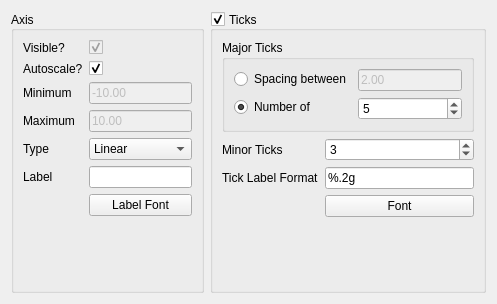
Above: ui/Ui_ScatterPlotAxis.ui from bbreslauer/PySciPlot before the change. Below: the same form after it.
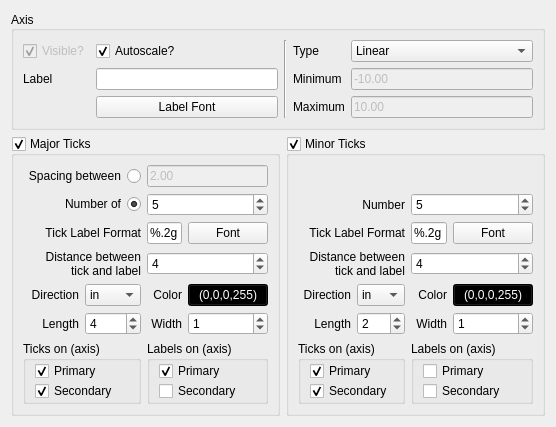
That is the form after the change. Custom widgets are drawn as their Qt base class.

Commit message: Recreated axis widget, so that it now includes many more tick options. Have not yet incorporated those tick options into the actual plotting, however. Removed some diagnostic prints. Fixed Wave.setData(); it was not setting data because it was getting a copy of the data instead of the actual object.

Patch:
```diff
--- a/ui/Ui_ScatterPlotAxis.ui
+++ b/ui/Ui_ScatterPlotAxis.ui
@@ -6,22 +6,16 @@
    <rect>
     <x>0</x>
     <y>0</y>
-    <width>497</width>
-    <height>304</height>
+    <width>556</width>
+    <height>422</height>
    </rect>
   </property>
   <property name="windowTitle">
    <string>Form</string>
   </property>
-  <layout class="QHBoxLayout" name="horizontalLayout">
-   <item>
+  <layout class="QGridLayout" name="gridLayout_4">
+   <item row="0" column="0" colspan="2">
     <widget class="QGroupBox" name="groupBox">
-     <property name="sizePolicy">
-      <sizepolicy hsizetype="Expanding" vsizetype="Preferred">
-       <horstretch>0</horstretch>
-       <verstretch>0</verstretch>
-      </sizepolicy>
-     </property>
      <property name="minimumSize">
       <size>
        <width>185</width>
@@ -34,89 +28,21 @@
      <property name="alignment">
       <set>Qt::AlignLeading|Qt::AlignLeft|Qt::AlignVCenter</set>
      </property>
-     <layout class="QFormLayout" name="formLayout">
-      <property name="fieldGrowthPolicy">
-       <enum>QFormLayout::AllNonFixedFieldsGrow</enum>
-      </property>
+     <layout class="QGridLayout" name="gridLayout">
       <item row="0" column="0">
-       <widget class="QLabel" name="label_19">
-        <property name="text">
-         <string>Visible?</string>
-        </property>
-       </widget>
-      </item>
-      <item row="0" column="1">
        <widget class="QCheckBox" name="visible">
         <property name="enabled">
          <bool>false</bool>
         </property>
         <property name="text">
-         <string/>
+         <string>Visible?</string>
         </property>
         <property name="checked">
          <bool>true</bool>
         </property>
        </widget>
       </item>
-      <item row="1" column="0">
-       <widget class="QLabel" name="label_29">
-        <property name="text">
-         <string>Autoscale?</string>
-        </property>
-       </widget>
-      </item>
-      <item row="1" column="1">
-       <widget class="QCheckBox" name="autoscale">
-        <property name="text">
-         <string/>
-        </property>
-        <property name="checked">
-         <bool>true</bool>
-        </property>
-       </widget>
-      </item>
-      <item row="2" column="0">
-       <widget class="QLabel" name="label_17">
-        <property name="text">
-         <string>Minimum</string>
-        </property>
-       </widget>
-      </item>
-      <item row="2" column="1">
-       <widget class="QLineEdit" name="minimum">
-        <property name="enabled">
-         <bool>false</bool>
-        </property>
-        <property name="text">
-         <string>-10.00</string>
-        </property>
-       </widget>
-      </item>
-      <item row="3" column="0">
-       <widget class="QLabel" name="label_18">
-        <property name="text">
-         <string>Maximum</string>
-        </property>
-       </widget>
-      </item>
-      <item row="3" column="1">
-       <widget class="QLineEdit" name="maximum">
-        <property name="enabled">
-         <bool>false</bool>
-        </property>
-        <property name="text">
-         <string>10.00</string>
-        </property>
-       </widget>
-      </item>
-      <item row="4" column="0">
-       <widget class="QLabel" name="label_16">
-        <property name="text">
-         <string>Type</string>
-        </property>
-       </widget>
-      </item>
-      <item row="4" column="1">
+      <item row="0" column="5">
        <widget class="QComboBox" name="scaleType">
         <property name="sizePolicy">
          <sizepolicy hsizetype="Minimum" vsizetype="Fixed">
@@ -136,150 +62,153 @@
         </item>
        </widget>
       </item>
-      <item row="5" column="0">
+      <item row="0" column="2" rowspan="3" colspan="2">
+       <widget class="Line" name="line">
+        <property name="orientation">
+         <enum>Qt::Vertical</enum>
+        </property>
+       </widget>
+      </item>
+      <item row="1" column="1">
+       <widget class="QLineEdit" name="label"/>
+      </item>
+      <item row="1" column="0">
        <widget class="QLabel" name="label_14">
         <property name="text">
          <string>Label</string>
         </property>
        </widget>
       </item>
-      <item row="5" column="1">
-       <widget class="QLineEdit" name="label"/>
+      <item row="1" column="5">
+       <widget class="QLineEdit" name="minimum">
+        <property name="enabled">
+         <bool>false</bool>
+        </property>
+        <property name="text">
+         <string>-10.00</string>
+        </property>
+       </widget>
       </item>
-      <item row="6" column="1">
+      <item row="1" column="4">
+       <widget class="QLabel" name="label_17">
+        <property name="text">
+         <string>Minimum</string>
+        </property>
+       </widget>
+      </item>
+      <item row="0" column="4">
+       <widget class="QLabel" name="label_16">
+        <property name="text">
+         <string>Type</string>
+        </property>
+       </widget>
+      </item>
+      <item row="2" column="4">
+       <widget class="QLabel" name="label_18">
+        <property name="text">
+         <string>Maximum</string>
+        </property>
+       </widget>
+      </item>
+      <item row="2" column="5">
+       <widget class="QLineEdit" name="maximum">
+        <property name="enabled">
+         <bool>false</bool>
+        </property>
+        <property name="text">
+         <string>10.00</string>
+        </property>
+       </widget>
+      </item>
+      <item row="2" column="1">
        <widget class="QTextOptionsButton" name="labelFont">
         <property name="text">
          <string>Label Font</string>
         </property>
        </widget>
       </item>
-      <item row="7" column="0">
-       <spacer name="verticalSpacer_4">
-        <property name="orientation">
-         <enum>Qt::Vertical</enum>
+      <item row="0" column="1">
+       <widget class="QCheckBox" name="autoscale">
+        <property name="text">
+         <string>Autoscale?</string>
         </property>
-        <property name="sizeHint" stdset="0">
-         <size>
-          <width>20</width>
-          <height>40</height>
-         </size>
+        <property name="checked">
+         <bool>true</bool>
         </property>
-       </spacer>
+       </widget>
       </item>
      </layout>
     </widget>
    </item>
-   <item>
-    <widget class="QGroupBox" name="ticks">
-     <property name="sizePolicy">
-      <sizepolicy hsizetype="Expanding" vsizetype="Preferred">
-       <horstretch>0</horstretch>
-       <verstretch>0</verstretch>
-      </sizepolicy>
-     </property>
-     <property name="minimumSize">
-      <size>
-       <width>200</width>
-       <height>0</height>
-      </size>
-     </property>
+   <item row="1" column="1">
+    <widget class="QGroupBox" name="minorTicksVisible">
      <property name="title">
-      <string>Ticks</string>
-     </property>
-     <property name="alignment">
-      <set>Qt::AlignLeading|Qt::AlignLeft|Qt::AlignVCenter</set>
+      <string>Minor Ticks</string>
      </property>
      <property name="checkable">
       <bool>true</bool>
      </property>
-     <property name="checked">
-      <bool>true</bool>
-     </property>
-     <layout class="QFormLayout" name="formLayout_2">
-      <property name="fieldGrowthPolicy">
-       <enum>QFormLayout::AllNonFixedFieldsGrow</enum>
-      </property>
-      <item row="0" column="0" colspan="2">
-       <widget class="QGroupBox" name="groupBox_12">
-        <property name="enabled">
+     <layout class="QGridLayout" name="gridLayout_3" columnstretch="1,0,0,0">
+      <item row="5" column="0">
+       <widget class="QLabel" name="label_9">
+        <property name="text">
+         <string>Direction</string>
+        </property>
+        <property name="alignment">
+         <set>Qt::AlignRight|Qt::AlignTrailing|Qt::AlignVCenter</set>
+        </property>
+       </widget>
+      </item>
+      <item row="5" column="1">
+       <widget class="QComboBox" name="minorTicksDirection">
+        <item>
+         <property name="text">
+          <string>in</string>
+         </property>
+        </item>
+        <item>
+         <property name="text">
+          <string>out</string>
+         </property>
+        </item>
+       </widget>
+      </item>
+      <item row="5" column="2">
+       <widget class="QLabel" name="label_11">
+        <property name="text">
+         <string>Color</string>
+        </property>
+        <property name="alignment">
+         <set>Qt::AlignRight|Qt::AlignTrailing|Qt::AlignVCenter</set>
+        </property>
+       </widget>
+      </item>
+      <item row="5" column="3">
+       <widget class="QColorButton" name="minorTicksColor">
+        <property name="styleSheet">
+         <string notr="true">background-color: rgb(0, 0, 0);
+color: rgb(255, 255, 255);</string>
+        </property>
+        <property name="text">
+         <string>(0,0,0,255)</string>
+        </property>
+       </widget>
+      </item>
+      <item row="4" column="0" colspan="2">
+       <widget class="QLabel" name="label_7">
+        <property name="text">
+         <string>Distance between
+tick and label</string>
+        </property>
+        <property name="alignment">
+         <set>Qt::AlignRight|Qt::AlignTrailing|Qt::AlignVCenter</set>
+        </property>
+        <property name="wordWrap">
          <bool>true</bool>
         </property>
-        <property name="title">
-         <string>Major Ticks</string>
-        </property>
-        <property name="flat">
-         <bool>false</bool>
-        </property>
-        <property name="checkable">
-         <bool>false</bool>
-        </property>
-        <property name="checked">
-         <bool>false</bool>
-        </property>
-        <layout class="QFormLayout" name="formLayout_5">
-         <property name="fieldGrowthPolicy">
-          <enum>QFormLayout::AllNonFixedFieldsGrow</enum>
-         </property>
-         <property name="labelAlignment">
-          <set>Qt::AlignLeading|Qt::AlignLeft|Qt::AlignVCenter</set>
-         </property>
-         <item row="0" column="0">
-          <widget class="QRadioButton" name="useTickSpacing">
-           <property name="text">
-            <string>Spacing between</string>
-           </property>
-          </widget>
-         </item>
-         <item row="0" column="1">
-          <widget class="QLineEdit" name="majorTicksSpacing">
-           <property name="enabled">
-            <bool>false</bool>
-           </property>
-           <property name="text">
-            <string>2.00</string>
-           </property>
-          </widget>
-         </item>
-         <item row="1" column="0">
-          <widget class="QRadioButton" name="useTickNumber">
-           <property name="text">
-            <string>Number of</string>
-           </property>
-           <property name="checked">
-            <bool>true</bool>
-           </property>
-          </widget>
-         </item>
-         <item row="1" column="1">
-          <widget class="QSpinBox" name="majorTicksNumber">
-           <property name="sizePolicy">
-            <sizepolicy hsizetype="Expanding" vsizetype="Fixed">
-             <horstretch>0</horstretch>
-             <verstretch>0</verstretch>
-            </sizepolicy>
-           </property>
-           <property name="value">
-            <number>5</number>
-           </property>
-          </widget>
-         </item>
-        </layout>
        </widget>
       </item>
-      <item row="1" column="0">
-       <widget class="QLabel" name="label_15">
-        <property name="sizePolicy">
-         <sizepolicy hsizetype="Minimum" vsizetype="Preferred">
-          <horstretch>0</horstretch>
-          <verstretch>0</verstretch>
-         </sizepolicy>
-        </property>
-        <property name="text">
-         <string>Minor Ticks</string>
-        </property>
-       </widget>
-      </item>
-      <item row="1" column="1">
+      <item row="1" column="2" colspan="2">
        <widget class="QSpinBox" name="minorTicksNumber">
         <property name="sizePolicy">
          <sizepolicy hsizetype="Expanding" vsizetype="Fixed">
@@ -288,43 +217,422 @@
          </sizepolicy>
         </property>
         <property name="value">
-         <number>3</number>
+         <number>5</number>
         </property>
        </widget>
       </item>
-      <item row="2" column="0">
+      <item row="1" column="0" colspan="2">
+       <widget class="QLabel" name="label_12">
+        <property name="text">
+         <string>Number</string>
+        </property>
+        <property name="alignment">
+         <set>Qt::AlignRight|Qt::AlignTrailing|Qt::AlignVCenter</set>
+        </property>
+       </widget>
+      </item>
+      <item row="6" column="0">
+       <widget class="QLabel" name="label_10">
+        <property name="text">
+         <string>Length</string>
+        </property>
+        <property name="alignment">
+         <set>Qt::AlignRight|Qt::AlignTrailing|Qt::AlignVCenter</set>
+        </property>
+       </widget>
+      </item>
+      <item row="6" column="2">
+       <widget class="QLabel" name="label_8">
+        <property name="text">
+         <string>Width</string>
+        </property>
+        <property name="alignment">
+         <set>Qt::AlignRight|Qt::AlignTrailing|Qt::AlignVCenter</set>
+        </property>
+       </widget>
+      </item>
+      <item row="3" column="0" colspan="2">
+       <widget class="QLabel" name="label_42">
+        <property name="text">
+         <string>Tick Label Format</string>
+        </property>
+        <property name="alignment">
+         <set>Qt::AlignRight|Qt::AlignTrailing|Qt::AlignVCenter</set>
+        </property>
+        <property name="wordWrap">
+         <bool>true</bool>
+        </property>
+       </widget>
+      </item>
+      <item row="3" column="2">
+       <widget class="QLineEdit" name="minorTicksLabelFormat">
+        <property name="text">
+         <string>%.2g</string>
+        </property>
+       </widget>
+      </item>
+      <item row="3" column="3">
+       <widget class="QTextOptionsButton" name="minorTicksLabelFont">
+        <property name="text">
+         <string>Font</string>
+        </property>
+       </widget>
+      </item>
+      <item row="0" column="0">
+       <widget class="QLabel" name="label_13">
+        <property name="text">
+         <string/>
+        </property>
+       </widget>
+      </item>
+      <item row="11" column="0" colspan="2">
+       <widget class="QGroupBox" name="groupBox_5">
+        <property name="title">
+         <string>Ticks on (axis)</string>
+        </property>
+        <layout class="QVBoxLayout" name="verticalLayout_4">
+         <property name="spacing">
+          <number>0</number>
+         </property>
+         <property name="topMargin">
+          <number>0</number>
+         </property>
+         <property name="bottomMargin">
+          <number>0</number>
+         </property>
+         <item>
+          <widget class="QCheckBox" name="minorTicksDisplayPrimary">
+           <property name="text">
+            <string>Primary</string>
+           </property>
+           <property name="checked">
+            <bool>true</bool>
+           </property>
+          </widget>
+         </item>
+         <item>
+          <widget class="QCheckBox" name="minorTicksDisplaySecondary">
+           <property name="text">
+            <string>Secondary</string>
+           </property>
+           <property name="checked">
+            <bool>true</bool>
+           </property>
+          </widget>
+         </item>
+        </layout>
+       </widget>
+      </item>
+      <item row="11" column="2" colspan="2">
+       <widget class="QGroupBox" name="groupBox_6">
+        <property name="title">
+         <string>Labels on (axis)</string>
+        </property>
+        <layout class="QVBoxLayout" name="verticalLayout_3">
+         <property name="spacing">
+          <number>0</number>
+         </property>
+         <property name="topMargin">
+          <number>0</number>
+         </property>
+         <property name="bottomMargin">
+          <number>0</number>
+         </property>
+         <item>
+          <widget class="QCheckBox" name="minorTicksLabelDisplayPrimary">
+           <property name="text">
+            <string>Primary</string>
+           </property>
+          </widget>
+         </item>
+         <item>
+          <widget class="QCheckBox" name="minorTicksLabelDisplaySecondary">
+           <property name="text">
+            <string>Secondary</string>
+           </property>
+          </widget>
+         </item>
+        </layout>
+       </widget>
+      </item>
+      <item row="6" column="1">
+       <widget class="QSpinBox" name="minorTicksLength">
+        <property name="value">
+         <number>2</number>
+        </property>
+       </widget>
+      </item>
+      <item row="6" column="3">
+       <widget class="QSpinBox" name="minorTicksWidth">
+        <property name="value">
+         <number>1</number>
+        </property>
+       </widget>
+      </item>
+      <item row="4" column="2" colspan="2">
+       <widget class="QSpinBox" name="minorTicksLabelPadding">
+        <property name="value">
+         <number>4</number>
+        </property>
+       </widget>
+      </item>
+     </layout>
+    </widget>
+   </item>
+   <item row="1" column="0">
+    <widget class="QGroupBox" name="majorTicksVisible">
+     <property name="title">
+      <string>Major Ticks</string>
+     </property>
+     <property name="checkable">
+      <bool>true</bool>
+     </property>
+     <layout class="QGridLayout" name="gridLayout_2">
+      <item row="2" column="0" colspan="2">
+       <widget class="QRadioButton" name="useMajorTicksNumber">
+        <property name="layoutDirection">
+         <enum>Qt::RightToLeft</enum>
+        </property>
+        <property name="text">
+         <string>Number of</string>
+        </property>
+        <property name="checked">
+         <bool>true</bool>
+        </property>
+       </widget>
+      </item>
+      <item row="5" column="0">
+       <widget class="QLabel" name="label_4">
+        <property name="text">
+         <string>Direction</string>
+        </property>
+        <property name="alignment">
+         <set>Qt::AlignRight|Qt::AlignTrailing|Qt::AlignVCenter</set>
+        </property>
+       </widget>
+      </item>
+      <item row="5" column="1">
+       <widget class="QComboBox" name="majorTicksDirection">
+        <item>
+         <property name="text">
+          <string>in</string>
+         </property>
+        </item>
+        <item>
+         <property name="text">
+          <string>out</string>
+         </property>
+        </item>
+       </widget>
+      </item>
+      <item row="9" column="0" colspan="2">
+       <widget class="QGroupBox" name="groupBox_3">
+        <property name="title">
+         <string>Ticks on (axis)</string>
+        </property>
+        <layout class="QVBoxLayout" name="verticalLayout">
+         <property name="spacing">
+          <number>0</number>
+         </property>
+         <property name="topMargin">
+          <number>0</number>
+         </property>
+         <property name="bottomMargin">
+          <number>0</number>
+         </property>
+         <item>
+          <widget class="QCheckBox" name="majorTicksDisplayPrimary">
+           <property name="text">
+            <string>Primary</string>
+           </property>
+           <property name="checked">
+            <bool>true</bool>
+           </property>
+          </widget>
+         </item>
+         <item>
+          <widget class="QCheckBox" name="majorTicksDisplaySecondary">
+           <property name="text">
+            <string>Secondary</string>
+           </property>
+           <property name="checked">
+            <bool>true</bool>
+           </property>
+          </widget>
+         </item>
+        </layout>
+       </widget>
+      </item>
+      <item row="5" column="2">
+       <widget class="QLabel" name="label_6">
+        <property name="text">
+         <string>Color</string>
+        </property>
+        <property name="alignment">
+         <set>Qt::AlignRight|Qt::AlignTrailing|Qt::AlignVCenter</set>
+        </property>
+       </widget>
+      </item>
+      <item row="5" column="3">
+       <widget class="QColorButton" name="majorTicksColor">
+        <property name="styleSheet">
+         <string notr="true">background-color: rgb(0, 0, 0);
+color: rgb(255, 255, 255);</string>
+        </property>
+        <property name="text">
+         <string>(0,0,0,255)</string>
+        </property>
+       </widget>
+      </item>
+      <item row="4" column="0" colspan="2">
+       <widget class="QLabel" name="label_5">
+        <property name="text">
+         <string>Distance between
+tick and label</string>
+        </property>
+        <property name="alignment">
+         <set>Qt::AlignRight|Qt::AlignTrailing|Qt::AlignVCenter</set>
+        </property>
+        <property name="wordWrap">
+         <bool>true</bool>
+        </property>
+       </widget>
+      </item>
+      <item row="3" column="0" colspan="2">
        <widget class="QLabel" name="label_41">
         <property name="text">
          <string>Tick Label Format</string>
         </property>
+        <property name="alignment">
+         <set>Qt::AlignRight|Qt::AlignTrailing|Qt::AlignVCenter</set>
+        </property>
+        <property name="wordWrap">
+         <bool>true</bool>
+        </property>
        </widget>
       </item>
-      <item row="2" column="1">
-       <widget class="QLineEdit" name="tickLabelFormat">
+      <item row="3" column="2">
+       <widget class="QLineEdit" name="majorTicksLabelFormat">
         <property name="text">
          <string>%.2g</string>
         </property>
        </widget>
       </item>
-      <item row="3" column="1">
-       <widget class="QTextOptionsButton" name="tickLabelFont">
+      <item row="3" column="3">
+       <widget class="QTextOptionsButton" name="majorTicksLabelFont">
         <property name="text">
          <string>Font</string>
         </property>
        </widget>
       </item>
-      <item row="4" column="0">
-       <spacer name="verticalSpacer_5">
-        <property name="orientation">
-         <enum>Qt::Vertical</enum>
+      <item row="2" column="2" colspan="2">
+       <widget class="QSpinBox" name="majorTicksNumber">
+        <property name="sizePolicy">
+         <sizepolicy hsizetype="Expanding" vsizetype="Fixed">
+          <horstretch>0</horstretch>
+          <verstretch>0</verstretch>
+         </sizepolicy>
         </property>
-        <property name="sizeHint" stdset="0">
-         <size>
-          <width>20</width>
-          <height>40</height>
-         </size>
+        <property name="value">
+         <number>5</number>
         </property>
-       </spacer>
+       </widget>
+      </item>
+      <item row="0" column="2" colspan="2">
+       <widget class="QLineEdit" name="majorTicksSpacing">
+        <property name="enabled">
+         <bool>false</bool>
+        </property>
+        <property name="text">
+         <string>2.00</string>
+        </property>
+       </widget>
+      </item>
+      <item row="0" column="0" colspan="2">
+       <widget class="QRadioButton" name="useMajorTicksSpacing">
+        <property name="layoutDirection">
+         <enum>Qt::RightToLeft</enum>
+        </property>
+        <property name="text">
+         <string>Spacing between</string>
+        </property>
+       </widget>
+      </item>
+      <item row="7" column="0">
+       <widget class="QLabel" name="label_2">
+        <property name="text">
+         <string>Length</string>
+        </property>
+        <property name="alignment">
+         <set>Qt::AlignRight|Qt::AlignTrailing|Qt::AlignVCenter</set>
+        </property>
+       </widget>
+      </item>
+      <item row="7" column="2">
+       <widget class="QLabel" name="label_3">
+        <property name="text">
+         <string>Width</string>
+        </property>
+        <property name="alignment">
+         <set>Qt::AlignRight|Qt::AlignTrailing|Qt::AlignVCenter</set>
+        </property>
+       </widget>
+      </item>
+      <item row="9" column="2" colspan="2">
+       <widget class="QGroupBox" name="groupBox_4">
+        <property name="title">
+         <string>Labels on (axis)</string>
+        </property>
+        <layout class="QVBoxLayout" name="verticalLayout_2">
+         <property name="spacing">
+          <number>0</number>
+         </property>
+         <property name="topMargin">
+          <number>0</number>
+         </property>
+         <property name="bottomMargin">
+          <number>0</number>
+         </property>
+         <item>
+          <widget class="QCheckBox" name="majorTicksLabelDisplayPrimary">
+           <property name="text">
+            <string>Primary</string>
+           </property>
+           <property name="checked">
+            <bool>true</bool>
+           </property>
+          </widget>
+         </item>
+         <item>
+          <widget class="QCheckBox" name="majorTicksLabelDisplaySecondary">
+           <property name="text">
+            <string>Secondary</string>
+           </property>
+          </widget>
+         </item>
+        </layout>
+       </widget>
+      </item>
+      <item row="7" column="1">
+       <widget class="QSpinBox" name="majorTicksLength">
+        <property name="value">
+         <number>4</number>
+        </property>
+       </widget>
+      </item>
+      <item row="7" column="3">
+       <widget class="QSpinBox" name="majorTicksWidth">
+        <property name="value">
+         <number>1</number>
+        </property>
+       </widget>
+      </item>
+      <item row="4" column="2" colspan="2">
+       <widget class="QSpinBox" name="majorTicksLabelPadding">
+        <property name="value">
+         <number>4</number>
+        </property>
+       </widget>
       </item>
      </layout>
     </widget>
@@ -332,6 +640,14 @@
   </layout>
  </widget>
  <customwidgets>
+  <customwidget>
+   <class>QColorButton</class>
+   <extends>QPushButton</extends>
+   <header>gui/QColorButton</header>
+   <slots>
+    <slot>createColorDialog()</slot>
+   </slots>
+  </customwidget>
   <customwidget>
    <class>QTextOptionsButton</class>
    <extends>QPushButton</extends>
```
Left out of the diff: 84 changed lines with no effect on the pictures. The commit also changes 9 other files.
